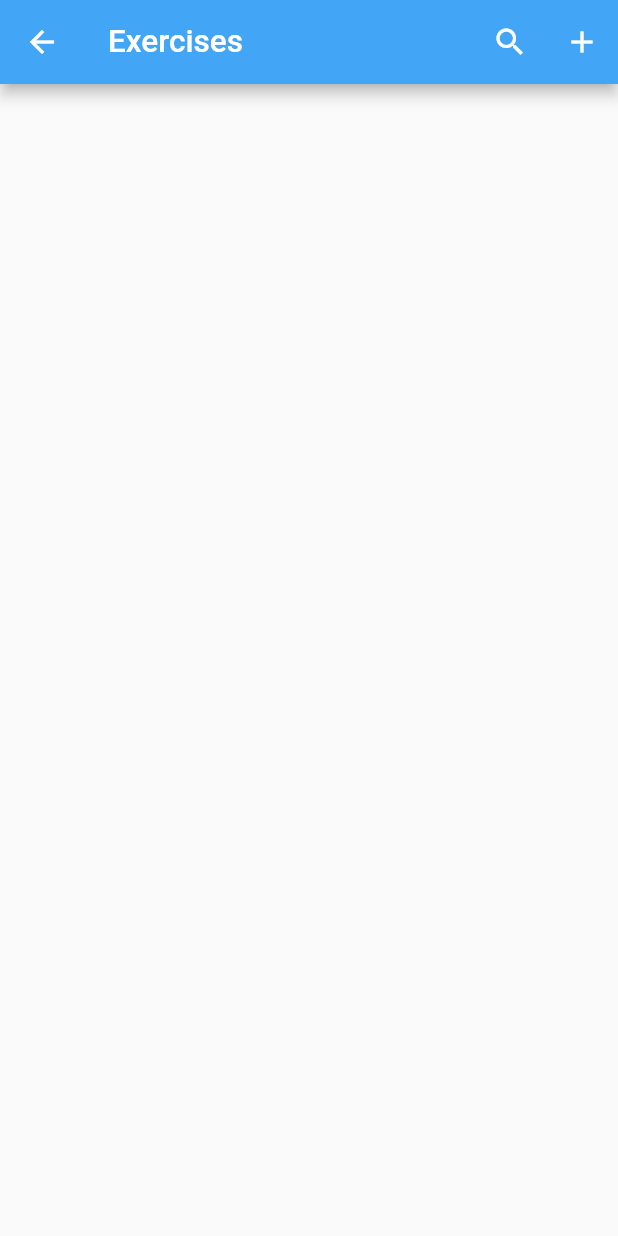
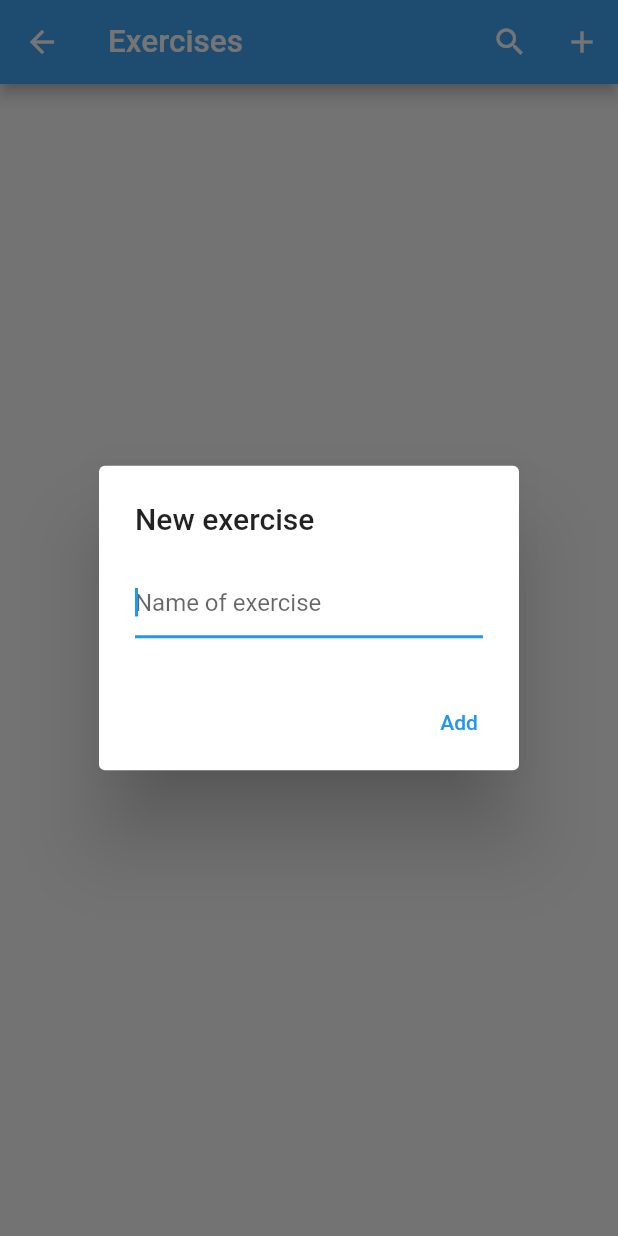
Before and after one commit to Xasthul/gym_workout_tracker, a Flutter app: the Exercises screen opened directly, after a tap on the "add" icon, on a phone screen of 412 x 824 dp. Run offline on Flutter 3.47's test engine with Material 2 defaults, Android fonts, the phone set to English and light mode, and no system bars.

Commit message:
Added functionality to add exercises

```diff
--- a/lib/project/app_pages/exercises.dart
+++ b/lib/project/app_pages/exercises.dart
@@ -8,6 +8,21 @@ class Exercises extends StatefulWidget {
 }
 
 class _ExercisesState extends State<Exercises> {
+  late TextEditingController _controller;
+  List<String> _exercises = [];
+
+  @override
+  void initState() {
+    super.initState();
+    _controller = TextEditingController();
+  }
+
+  @override
+  void dispose() {
+    _controller.dispose();
+    super.dispose();
+  }
+
   @override
   Widget build(BuildContext context) {
     return Scaffold(
@@ -21,14 +36,46 @@ class _ExercisesState extends State<Exercises> {
             icon: const Icon(Icons.search),
           ),
           IconButton(
-              tooltip: "Add new exercise",
-              onPressed: () {},
-              icon: const Icon(Icons.add),
+            tooltip: "Add new exercise",
+            onPressed: () async {
+              final newExerciseName = await openDialog();
+              if (newExerciseName == null || newExerciseName.isEmpty) return;
+              setState(() {
+                _exercises.add(newExerciseName);
+              });
+            },
+            icon: const Icon(Icons.add),
           ),
-
         ],
-        //centerTitle: true,
+      ),
+      body: ListView.builder(
+        itemCount: _exercises.length,
+        itemBuilder: (context, index) => Text(_exercises[index]),
       ),
     );
   }
+
+  Future<String?> openDialog() => showDialog<String>(
+      context: context,
+      builder: (context) => AlertDialog(
+            title: const Text("New exercise"),
+            content: TextField(
+              autofocus: true,
+              controller: _controller,
+              decoration: const InputDecoration(hintText: "Name of exercise"),
+              onSubmitted: (_) => submitDialog(),
+            ),
+            actions: [
+              TextButton(
+                onPressed: submitDialog,
+                child: const Text("Add"),
+              )
+            ],
+          ));
+
+  void submitDialog() {
+    Navigator.of(context).pop(_controller.text);
+
+    _controller.clear();
+  }
 }
```
